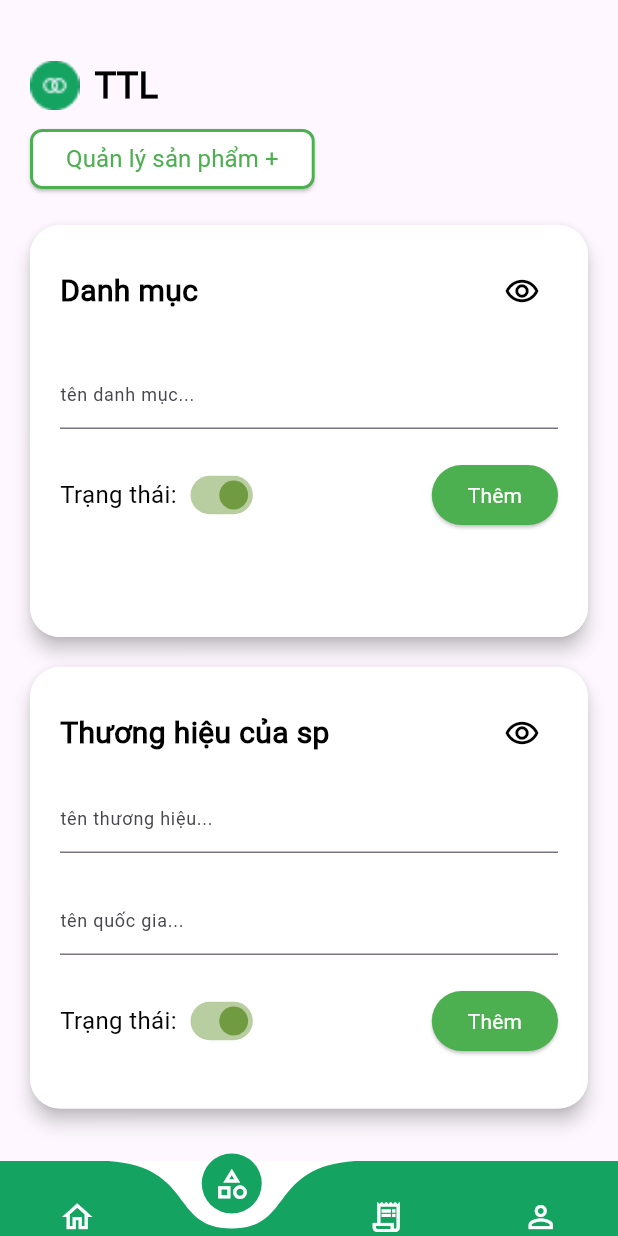
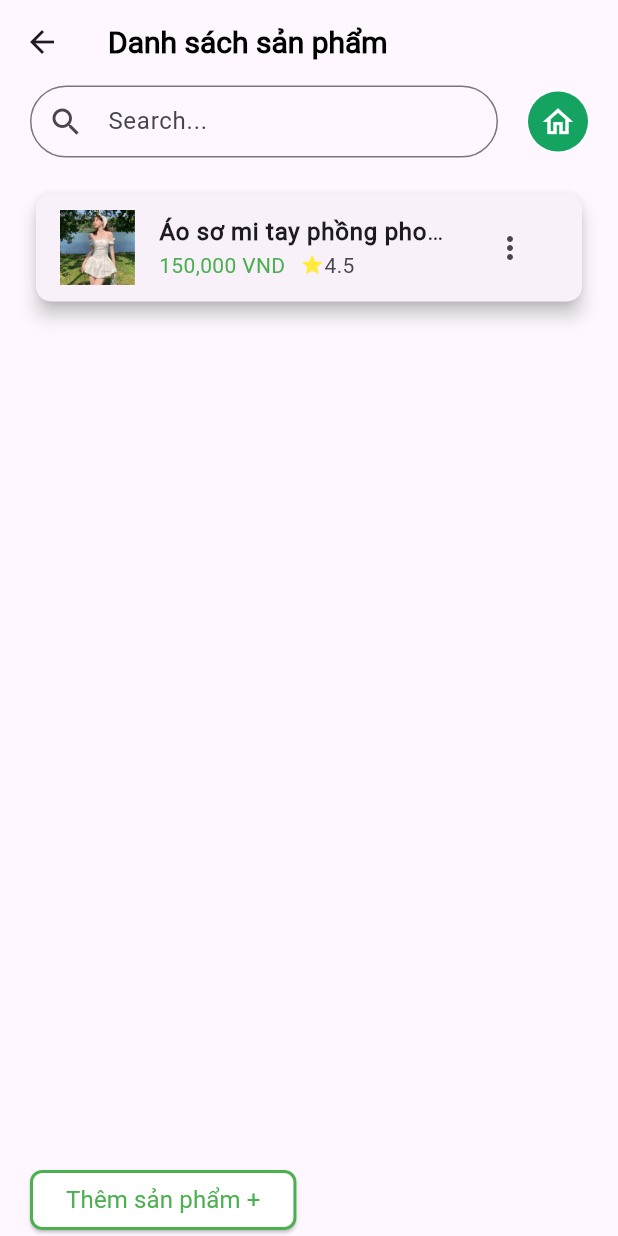
Before and after one commit to lyltn/ecommerceflutter, a Flutter app: the screen it shows after launch, item 2 of the bottom bar chosen, after a tap on "Quản lý sản phẩm +", on a phone screen of 412 x 824 dp. Run offline on Flutter 3.47's test engine with Material 3 defaults, Android fonts, the phone set to English and light mode, and no system bars; drawn by our look-alikes of curved_navigation_bar.

Commit message:
3 commit

```diff
--- a/lib/main.dart
+++ b/lib/main.dart
@@ -1,4 +1,5 @@
 import 'package:ecommercettl/pages/shopbottomnav.dart';
+import 'package:ecommercettl/pages/shoplistproduct.dart';
 import 'package:flutter/material.dart';
 
 void main() {
--- /dev/null
+++ b/lib/pages/shoplistproduct.dart
@@ -0,0 +1,143 @@
+import 'package:ecommercettl/pages/shopbottomnav.dart';
+import 'package:ecommercettl/widget/widget_support.dart';
+import 'package:flutter/material.dart';
+
+class ShopListProduct extends StatefulWidget {
+  const ShopListProduct({super.key});
+
+  @override
+  State<ShopListProduct> createState() => _ShopListProductState();
+}
+
+class _ShopListProductState extends State<ShopListProduct> {
+  @override
+  Widget build(BuildContext context) {
+    return Scaffold(
+      appBar: AppBar(
+        title: Text('Danh sách sản phẩm', style: AppWiget.boldTextFeildStyle()),
+      ),
+      body: Padding(
+        padding: const EdgeInsets.only(top: 1.0, left: 20.0, right: 20.0),
+        child: Column(
+          crossAxisAlignment: CrossAxisAlignment.start,
+          children: [
+            // Search Bar
+            Row(
+              children: [
+                Expanded(
+                  child: TextFormField(
+                    decoration: InputDecoration(
+                      hintText: 'Search...',
+                      prefixIcon: const Icon(Icons.search_outlined),
+                      contentPadding: const EdgeInsets.symmetric(vertical: 5),
+                      border: OutlineInputBorder(
+                        borderRadius: BorderRadius.circular(25),
+                      ),
+                    ),
+                  ),
+                ),
+                const SizedBox(width: 20.0),
+                GestureDetector(
+                  onTap: () {
+                    Navigator.push(
+                        context,
+                        MaterialPageRoute(
+                            builder: (context) => BottomnavShop()));
+                  },
+                  child: Container(
+                    decoration: const BoxDecoration(
+                      color: Color(0xFF15A362), // Background color
+                      shape: BoxShape.circle, // Makes the background circular
+                    ),
+                    padding: const EdgeInsets.all(8),
+                    child: const Icon(Icons.home_outlined, color: Colors.white),
+                  ),
+                ),
+              ],
+            ),
+            const SizedBox(height: 20.0),
+
+            // Product List
+            Expanded(
+              child: ListView(
+                children: [
+                  Card(
+                    elevation: 5,
+                    shape: RoundedRectangleBorder(
+                      borderRadius: BorderRadius.circular(10.0),
+                    ),
+                    child: ListTile(
+                      leading: Image.asset(
+                        'images/dress.png', // Replace with actual image
+                        width: 50,
+                        height: 50,
+                        fit: BoxFit.cover,
+                      ),
+                      title: const Text(
+                        'Áo sơ mi tay phồng phong cách hàn quốc',
+                        style: TextStyle(fontWeight: FontWeight.bold),
+                        overflow: TextOverflow.ellipsis,
+                      ),
+                      subtitle: const Row(
+                        children: [
+                          Text(
+                            '150,000 VND',
+                            style: TextStyle(color: Colors.green),
+                          ),
+                          SizedBox(width: 10.0),
+                          Icon(Icons.star, color: Colors.yellow, size: 16),
+                          Text('4.5'),
+                        ],
+                      ),
+                      trailing: PopupMenuButton(
+                        icon: const Icon(Icons.more_vert), // Trigger icon
+                        itemBuilder: (context) => [
+                          const PopupMenuItem(
+                            child: Icon(Icons.edit_outlined,
+                                color: Colors.green), // Pencil icon
+                          ),
+                          const PopupMenuItem(
+                            child: Icon(Icons.delete_outline,
+                                color: Colors.red), // Trash bin icon
+                          ),
+                        ],
+                      ),
+                    ),
+                  ),
+
+                  // Add more product items here...
+                ],
+              ),
+            ),
+            const SizedBox(height: 20.0),
+
+            // Add Product Button
+            Container(
+              child: ElevatedButton(
+                onPressed: () {},
+                style: ElevatedButton.styleFrom(
+                  backgroundColor: Colors.white,
+                  shape: RoundedRectangleBorder(
+                    borderRadius: BorderRadius.circular(8),
+                    side: const BorderSide(
+                      color: Colors.green, // Đặt màu viền
+                      width: 2.0, // Độ dày của viền
+                    ),
+                  ),
+                ),
+                child: const Text(
+                  'Thêm sản phẩm +',
+                  style: TextStyle(
+                    color: Colors.green,
+                    fontFamily: 'Roboto',
+                    fontSize: 16.0,
+                  ),
+                ),
+              ),
+            ),
+          ],
+        ),
+      ),
+    );
+  }
+}
--- a/lib/pages/shopresource.dart
+++ b/lib/pages/shopresource.dart
@@ -1,3 +1,4 @@
+import 'package:ecommercettl/pages/shoplistproduct.dart';
 import 'package:flutter/material.dart';
 import 'package:ecommercettl/widget/widget_support.dart';
 
@@ -41,25 +42,41 @@ class _ResourceShopState extends State<ResourceShop> {
                 ),
               ),
               const SizedBox(height: 8.0),
-              Container(
+              GestureDetector(
+                onTap: () {
+                  Navigator.push(
+                      context,
+                      MaterialPageRoute(
+                          builder: (context) => ShopListProduct()));
+                },
+                child: Container(
                   child: ElevatedButton(
                     onPressed: () {},
                     style: ElevatedButton.styleFrom(
                       backgroundColor: Colors.white,
                       shape: RoundedRectangleBorder(
                         borderRadius: BorderRadius.circular(8),
-                      side: BorderSide(
+                        side: const BorderSide(
                           color: Colors.green, // Đặt màu viền
                           width: 2.0, // Độ dày của viền
                         ),
                       ),
                     ),
+                    child: GestureDetector(
+                      onTap: () {
+                        Navigator.push(
+                            context,
+                            MaterialPageRoute(
+                                builder: (context) => ShopListProduct()));
+                      },
                       child: const Text(
                         'Quản lý sản phẩm +',
                         style: TextStyle(
                           color: Colors.green,
                           fontFamily: 'Roboto',
                           fontSize: 16.0,
+                        ),
+                      ),
                     ),
                   ),
                 ),
```
Also changed, not shown: images/dress.png (added). Lines whose indentation alone changed are shown as unchanged.
